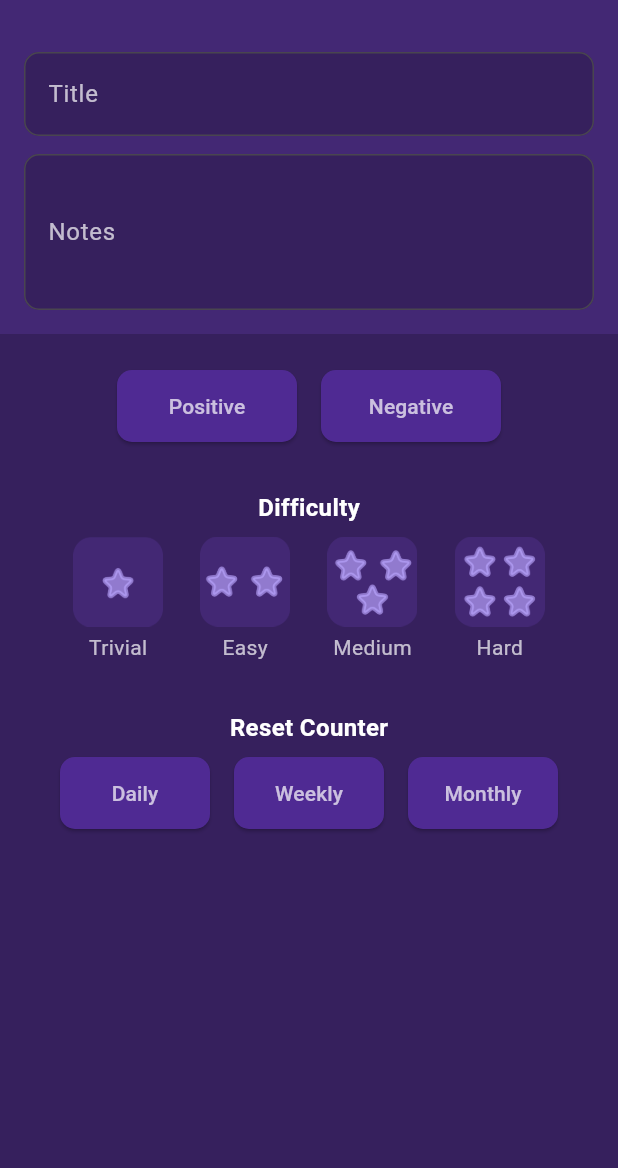
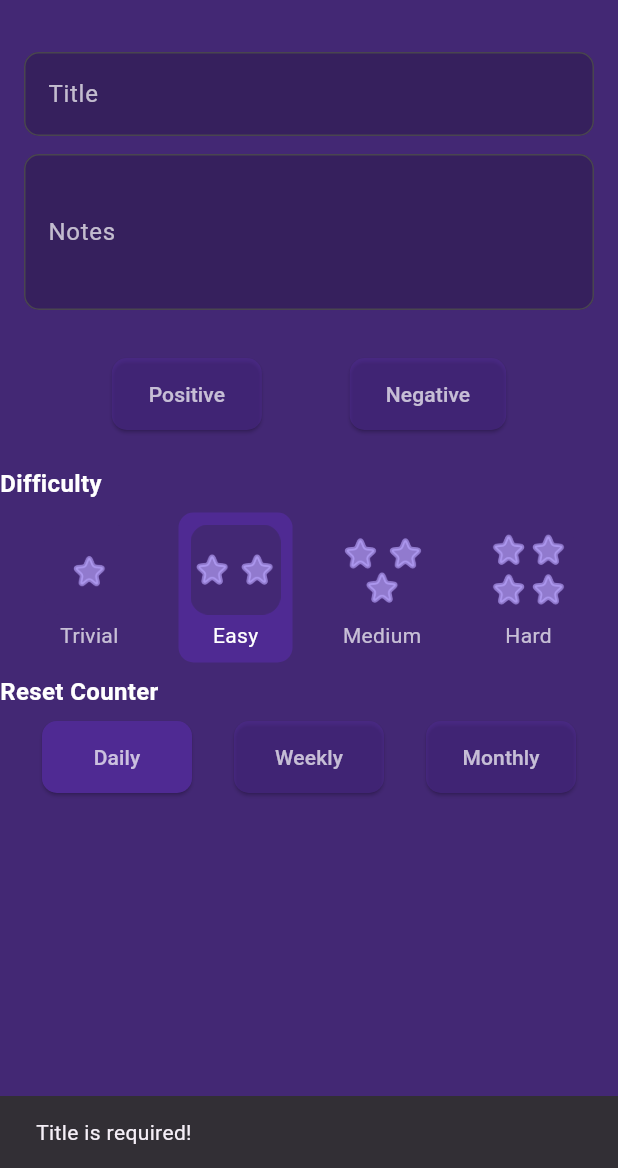
Before and after one commit to loppiko/habbitapp, a Flutter app: the AddHabitScreen screen opened directly, after a tap on "Save", on a phone screen of 412 x 824 dp, the part 68-1236 px from its top. Run offline on Flutter 3.47's test engine with Material 3 defaults, Android fonts, the phone set to English and light mode, and no system bars; our stand-ins replace fl_chart.

Commit message:
adding functional habit add screen

```diff
--- a/lib/features/habit_view/add_habit_view.dart
+++ b/lib/features/habit_view/add_habit_view.dart
@@ -1,22 +1,110 @@
 import 'package:flutter/material.dart';
 import 'package:habbitapp/shared/consts/habitica_colors.dart';
+import 'package:habbitapp/shared/tasks/habits/habit.dart';
+import 'package:habbitapp/shared/tasks/habits/habit_repository.dart';
+import 'package:provider/provider.dart';
 
-class AddHabitScreen extends StatelessWidget {
+class AddHabitScreen extends StatefulWidget {
+  @override
+  _AddHabitScreenState createState() => _AddHabitScreenState();
+}
+
+
+class _AddHabitScreenState extends State<AddHabitScreen> {
+  final TextEditingController titleController = TextEditingController();
+  final TextEditingController notesController = TextEditingController();
+  String? selectedDifficulty = "Easy"; // Default value
+  bool isPositive = false;
+  bool isNegative = false;
+  String selectedReset = "daily"; // Default reset option
+
+  void handleSave(BuildContext context) {
+    final String title = titleController.text.trim();
+
+    if (title.isEmpty) {
+      ScaffoldMessenger.of(context).showSnackBar(
+        SnackBar(content: Text('Title is required!')),
+      );
+      return;
+    }
+
+    double priority = 1.0;
+    switch (selectedDifficulty) {
+      case "Trivial":
+        priority = 0.1;
+        break;
+      case "Easy":
+        priority = 1.0;
+        break;
+      case "Medium":
+        priority = 1.5;
+        break;
+      case "Hard":
+        priority = 2.0;
+        break;
+    }
+
+    final newHabit = Habit(
+      text: title,
+      notes: notesController.text.trim(),
+      priority: priority,
+      up: isPositive,
+      down: isNegative,
+      frequency: selectedReset,
+    );
+
+    final habitRepository = Provider.of<HabitRepository>(context, listen: false);
+    habitRepository.append(newHabit);
+
+    Navigator.of(context).pop();
+  }
+
+  void onDifficultySelected(String difficulty) {
+    setState(() {
+      selectedDifficulty = difficulty;
+    });
+  }
+
+  void onResetSelected(String reset) {
+    setState(() {
+      selectedReset = reset;
+    });
+  }
+
   @override
   Widget build(BuildContext context) {
     return Scaffold(
-      backgroundColor: HabiticaColors.purple100, // Tło aplikacji
+      backgroundColor: HabiticaColors.purple100,
       body: SafeArea(
         child: Column(
           children: [
-            // Górny panel
-            UpperPanel(),
-
-            // Środkowy panel
-            MiddlePanel(),
-
-            // Dolny panel
-            Expanded(child: BottomPanel()),
+            UpperPanel(onSave: () => handleSave(context)),
+            MiddlePanel(
+              titleController: titleController,
+              notesController: notesController,
+            ),
+            PositiveNegativeButtons(
+              isPositive: isPositive,
+              isNegative: isNegative,
+              onPositiveToggle: () {
+                setState(() {
+                  isPositive = !isPositive;
+                });
+              },
+              onNegativeToggle: () {
+                setState(() {
+                  isNegative = !isNegative;
+                });
+              },
+            ),
+            DifficultyButtons(
+              selectedDifficulty: selectedDifficulty,
+              onDifficultySelected: onDifficultySelected,
+            ),
+            ResetCounterButtons(
+              selectedReset: selectedReset,
+              onResetSelected: onResetSelected,
+            ),
           ],
         ),
       ),
@@ -24,10 +112,11 @@ class AddHabitScreen extends StatelessWidget {
   }
 }
 
+class UpperPanel extends StatelessWidget {
+  final VoidCallback onSave;
 
+  const UpperPanel({required this.onSave});
 
-// Upper Panel - Znak wyjścia i przycisk zapisu
-class UpperPanel extends StatelessWidget {
   @override
   Widget build(BuildContext context) {
     return Padding(
@@ -40,9 +129,7 @@ class UpperPanel extends StatelessWidget {
             onPressed: () => Navigator.of(context).pop(),
           ),
           TextButton(
-            onPressed: () {
-              // Logika zapisu
-            },
+            onPressed: onSave,
             child: const Text(
               'Save',
               style: TextStyle(
@@ -58,8 +145,15 @@ class UpperPanel extends StatelessWidget {
   }
 }
 
-// Middle Panel - Tytuł i Notatki
 class MiddlePanel extends StatelessWidget {
+  final TextEditingController titleController;
+  final TextEditingController notesController;
+
+  const MiddlePanel({
+    required this.titleController,
+    required this.notesController,
+  });
+
   @override
   Widget build(BuildContext context) {
     return Padding(
@@ -67,6 +161,7 @@ class MiddlePanel extends StatelessWidget {
       child: Column(
         children: [
           TextField(
+            controller: titleController,
             decoration: InputDecoration(
               labelText: "Title",
               filled: true,
@@ -80,6 +175,7 @@ class MiddlePanel extends StatelessWidget {
           ),
           const SizedBox(height: 12),
           TextField(
+            controller: notesController,
             maxLines: 3,
             decoration: InputDecoration(
               labelText: "Notes",
@@ -98,135 +194,164 @@ class MiddlePanel extends StatelessWidget {
   }
 }
 
-// Bottom Panel - Checklist, Difficulty i Scheduling
-class BottomPanel extends StatelessWidget {
+class PositiveNegativeButtons extends StatelessWidget {
+  final bool isPositive;
+  final bool isNegative;
+  final VoidCallback onPositiveToggle;
+  final VoidCallback onNegativeToggle;
+
+  const PositiveNegativeButtons({
+    required this.isPositive,
+    required this.isNegative,
+    required this.onPositiveToggle,
+    required this.onNegativeToggle,
+  });
+
   @override
   Widget build(BuildContext context) {
-    return Container(
-      color: HabiticaColors.purple50, // Nowy kolor tła dla bottom panel
-      padding: const EdgeInsets.all(24.0), // Powiększony padding wewnątrz panelu
-      child: SingleChildScrollView(
-        child: Column(
-          crossAxisAlignment: CrossAxisAlignment.center,
+    return Padding(
+      padding: const EdgeInsets.all(16.0),
+      child: Row(
+        mainAxisAlignment: MainAxisAlignment.spaceEvenly,
         children: [
-            // Positive i Negative przyciski
-            Row(
-              mainAxisAlignment: MainAxisAlignment.center,
-              children: [
-                ElevatedButton(
-                  onPressed: () {
-                    // Logika dla Positive
-                  },
-                  style: ElevatedButton.styleFrom(
-                    backgroundColor: HabiticaColors.purple200,
-                    shape: RoundedRectangleBorder(
-                      borderRadius: BorderRadius.circular(10),
+          ChoiceButton(
+            label: "Positive",
+            isSelected: isPositive,
+            onTap: onPositiveToggle,
           ),
-                    minimumSize: Size(120, 48),
-                  ),
-                  child: const Text(
-                      "Positive",
-                      style: TextStyle(color: Colors.white70)
-                  ),
-                ),
-                const SizedBox(width: 16),
-                ElevatedButton(
-                  onPressed: () {
-                    // Logika dla Negative
-                  },
-                  style: ElevatedButton.styleFrom(
-                    backgroundColor: HabiticaColors.purple200,
-                    shape: RoundedRectangleBorder(
-                      borderRadius: BorderRadius.circular(10),
-                    ),
-                    minimumSize: Size(120, 48),
-                  ),
-                  child: const Text(
-                      "Negative",
-                      style: TextStyle(color: Colors.white70)
-                  ),
+          ChoiceButton(
+            label: "Negative",
+            isSelected: isNegative,
+            onTap: onNegativeToggle,
           ),
         ],
       ),
-            const SizedBox(height: 24),
+    );
+  }
+}
 
-            // Difficulty
+class DifficultyButtons extends StatelessWidget {
+  final String? selectedDifficulty;
+  final Function(String) onDifficultySelected;
+
+  const DifficultyButtons({
+    required this.selectedDifficulty,
+    required this.onDifficultySelected,
+  });
+
+  @override
+  Widget build(BuildContext context) {
+    return Column(
+      crossAxisAlignment: CrossAxisAlignment.start,
+      children: [
+        const SizedBox(width: 12),
         SectionTitle(title: "Difficulty"),
         Row(
           mainAxisAlignment: MainAxisAlignment.spaceEvenly,
           children: [
-                DifficultyButton(label: "Trivial", imagePath: 'assets/images/stars/Trivial.png'),
-                DifficultyButton(label: "Easy", imagePath: 'assets/images/stars/Easy.png'),
-                DifficultyButton(label: "Medium", imagePath: 'assets/images/stars/Medium.png'),
-                DifficultyButton(label: "Hard", imagePath: 'assets/images/stars/Hard.png'),
+            DifficultyButton(
+              label: "Trivial",
+              imagePath: 'assets/images/stars/Trivial.png',
+              isSelected: selectedDifficulty == "Trivial",
+              onSelect: () => onDifficultySelected("Trivial"),
+            ),
+            DifficultyButton(
+              label: "Easy",
+              imagePath: 'assets/images/stars/Easy.png',
+              isSelected: selectedDifficulty == "Easy",
+              onSelect: () => onDifficultySelected("Easy"),
+            ),
+            DifficultyButton(
+              label: "Medium",
+              imagePath: 'assets/images/stars/Medium.png',
+              isSelected: selectedDifficulty == "Medium",
+              onSelect: () => onDifficultySelected("Medium"),
+            ),
+            DifficultyButton(
+              label: "Hard",
+              imagePath: 'assets/images/stars/Hard.png',
+              isSelected: selectedDifficulty == "Hard",
+              onSelect: () => onDifficultySelected("Hard"),
+            ),
           ],
         ),
-            const SizedBox(height: 24),
+      ],
+    );
+  }
+}
 
-            // Reset Counter
+class ResetCounterButtons extends StatelessWidget {
+  final String? selectedReset;
+  final Function(String) onResetSelected;
+
+  const ResetCounterButtons({
+    required this.selectedReset,
+    required this.onResetSelected,
+  });
+
+  @override
+  Widget build(BuildContext context) {
+    return Column(
+      crossAxisAlignment: CrossAxisAlignment.start,
+      children: [
         SectionTitle(title: "Reset Counter"),
         Row(
           mainAxisAlignment: MainAxisAlignment.spaceEvenly,
           children: [
-                ElevatedButton(
-                  onPressed: () {
-                    // Logika dla Daily
-                  },
-                  style: ElevatedButton.styleFrom(
-                    backgroundColor: HabiticaColors.purple200,
-                    shape: RoundedRectangleBorder(
-                      borderRadius: BorderRadius.circular(10),
+            ChoiceButton(
+              label: "Daily",
+              isSelected: selectedReset == "daily",
+              onTap: () => onResetSelected("daily"),
             ),
-                    minimumSize: Size(100, 48),
+            ChoiceButton(
+              label: "Weekly",
+              isSelected: selectedReset == "weekly",
+              onTap: () => onResetSelected("weekly"),
             ),
-                  child: const Text(
-                      "Daily",
-                      style: TextStyle(color: Colors.white70)
-                  )
-                ),
-                ElevatedButton(
-                  onPressed: () {
-                    // Logika dla Weekly
-                  },
-                  style: ElevatedButton.styleFrom(
-                    backgroundColor: HabiticaColors.purple200,
-                    shape: RoundedRectangleBorder(
-                      borderRadius: BorderRadius.circular(10),
-                    ),
-                    minimumSize: Size(100, 48),
-                  ),
-                    child: const Text(
-                        "Weekly",
-                        style: TextStyle(color: Colors.white70)
-                    )
-                ),
-                ElevatedButton(
-                  onPressed: () {
-                    // Logika dla Monthly
-                  },
-                  style: ElevatedButton.styleFrom(
-                    backgroundColor: HabiticaColors.purple200,
-                    shape: RoundedRectangleBorder(
-                      borderRadius: BorderRadius.circular(10),
-                    ),
-                    minimumSize: Size(100, 48),
-                  ),
-                    child: const Text(
-                        "Monthly",
-                        style: TextStyle(color: Colors.white70)
-                    )
+            ChoiceButton(
+              label: "Monthly",
+              isSelected: selectedReset == "monthly",
+              onTap: () => onResetSelected("monthly"),
             ),
           ],
         ),
       ],
-        ),
-      ),
     );
   }
 }
-// Pomocniczy widget tytułu sekcji
+
+class ChoiceButton extends StatelessWidget {
+  final String label;
+  final bool isSelected;
+  final VoidCallback onTap;
+
+  const ChoiceButton({
+    Key? key,
+    required this.label,
+    required this.isSelected,
+    required this.onTap,
+  }) : super(key: key);
+
+  @override
+  Widget build(BuildContext context) {
+    return ElevatedButton(
+      onPressed: onTap,
+      style: ElevatedButton.styleFrom(
+        backgroundColor: isSelected ? HabiticaColors.purple200 : HabiticaColors.purple200.withValues(alpha: 0.5),
+        shape: RoundedRectangleBorder(
+          borderRadius: BorderRadius.circular(10),
+        ),
+        minimumSize: const Size(100, 48),
+      ),
+      child: Text(label, style: const TextStyle(color: Colors.white70)),
+    );
+  }
+}
+
+
 class SectionTitle extends StatelessWidget {
   final String title;
+
   const SectionTitle({Key? key, required this.title}) : super(key: key);
 
   @override
@@ -245,28 +370,47 @@ class SectionTitle extends StatelessWidget {
   }
 }
 
-// Przycisk trudności z obrazkami
 class DifficultyButton extends StatelessWidget {
   final String label;
   final String imagePath;
+  final bool isSelected;
+  final VoidCallback onSelect;
 
   const DifficultyButton({
     Key? key,
     required this.label,
     required this.imagePath,
+    required this.isSelected,
+    required this.onSelect,
   }) : super(key: key);
 
   @override
   Widget build(BuildContext context) {
-    return Column(
+    return MouseRegion(
+      cursor: SystemMouseCursors.click,
+      child: GestureDetector(
+        onTap: onSelect,
+        child: AnimatedContainer(
+          duration: Duration(milliseconds: 200),
+          padding: EdgeInsets.all(8),
+          decoration: BoxDecoration(
+            borderRadius: BorderRadius.circular(10),
+            color: isSelected ? HabiticaColors.purple200 : Colors.transparent,
+          ),
+          child: Column(
             children: [
               Image.asset(imagePath, height: 60),
               const SizedBox(height: 4),
               Text(
                 label,
-          style: const TextStyle(color: Colors.white70),
+                style: TextStyle(
+                  color: isSelected ? Colors.white : Colors.white70,
+                ),
               ),
             ],
+          ),
+        ),
+      ),
     );
   }
 }
--- a/lib/features/todo_view/add_todo_view.dart
+++ b/lib/features/todo_view/add_todo_view.dart
@@ -31,7 +31,7 @@ class _AddTodoScreenState extends State<AddTodoScreen> {
     double priority = 1.0;
     switch (selectedDifficulty) {
       case "Trivial":
-        priority = 0.5;
+        priority = 0.1;
         break;
       case "Easy":
         priority = 1.0;
--- a/lib/shared/tasks/habits/habit.dart
+++ b/lib/shared/tasks/habits/habit.dart
@@ -4,7 +4,7 @@ import 'package:habbitapp/shared/consts/habitica_colors.dart';
 import 'package:habbitapp/shared/tasks/sub_tasks/sub_tasks.dart';
 
 class Habit {
-  final String _id;
+  String _id;
   String _text, _frequency, _notes;
   int _counterUp, _counterDown;
   double _priority;
@@ -18,9 +18,10 @@ class Habit {
 
 
 
-  Habit(this._id, { String text = "", String notes = "", String frequency = "", int counterUp = 0, int counterDown = 0, double priority = 1.0, bool up = true, bool down = true,
+  Habit({String id = "", String text = "", String notes = "", String frequency = "", int counterUp = 0, int counterDown = 0, double priority = 1.0, bool up = true, bool down = true,
     Map<String, SubTask>? checklist, DateTime? creationDate})
-      : _text = text,
+      : _id = id,
+        _text = text,
         _notes = notes,
         _frequency = frequency,
         _counterUp = counterUp,
@@ -55,6 +56,10 @@ class Habit {
   Color get rightCircleColor => _rightCircleColor;
 
 
+  set id(String id) {
+    _id = id;
+  }
+
 
   List<Color> calculateColors(int counterUp, int counterDown, bool up, bool down) {
     int progress;
@@ -86,15 +91,17 @@ class Habit {
       return [activeColors[0], activeColors[1], activeColors[0], activeColors[1]];
     } else if (up) {
       return [activeColors[0], activeColors[1], HabiticaColors.gray300, HabiticaColors.gray400];
+    } else if (down) {
+      return [HabiticaColors.gray300, HabiticaColors.gray400, activeColors[0], activeColors[1]];
     } else {
-      return [HabiticaColors.gray300, HabiticaColors.gray400, activeColors[0], activeColors[1]];
+      return [HabiticaColors.gray300, HabiticaColors.gray400, HabiticaColors.gray300, HabiticaColors.gray400];
     }
   }
 
 
   static Habit createFromJsonResponse(Map<String, dynamic> input) {
     return Habit(
-        input['_id'],
+        id: input['_id'],
         text: input['text'],
         frequency: input['frequency'],
         notes: input['notes'],
@@ -108,4 +115,28 @@ class Habit {
   }
 
 
+  Map<String, dynamic> toJson(bool addId) {
+    final Map<String, dynamic> data = {};
+
+    if (_id.isNotEmpty && addId) data['_id'] = _id;
+    data['type'] = "habit";
+    data['text'] = _text;
+    data['notes'] = _notes;
+    data['frequency'] = _frequency;
+    data['up'] = _up;
+    data['down'] = _down;
+    data['counterUp'] = _counterUp;
+    data['counterDown'] = _counterDown;
+    data['priority'] = _priority;
+    if (_creationDate != null) data['creationDate'] = _creationDate.toString();
+
+    if (checklist.isNotEmpty) {
+      final List<Map<String, dynamic>> subTaskList = [];
+      _checklist.forEach((key, val) => subTaskList.add(val.toJson()));
+      data['checklist'] = subTaskList;
+    }
+
+    return data;
+  }
+
 }
--- a/lib/shared/tasks/habits/habit_repository.dart
+++ b/lib/shared/tasks/habits/habit_repository.dart
@@ -8,9 +8,25 @@ class HabitRepository extends ChangeNotifier {
   List<Habit> get habits => List.unmodifiable(_habits);
 
 
-  void append(Habit todo) {
-    _habits.add(todo);
-    notifyListeners();
+  Future<void> append(Habit habit) async {
+    try {
+      Map<String, dynamic> response = await ApiService.addTask(habit.toJson(false));
+
+      if (response.containsKey('error')) {
+        throw response['error'];
+      } else {
+        if (response.containsKey('data') && response['data'].containsKey('id') && response['data']['id'] is String){
+          habit.id = response['data']['id'];
+        } else {
+          print("Response does not contain 'id'?");
+        }
+        _habits.add(habit);
+        notifyListeners();
+      }
+
+    } catch (e) {
+      print(e);
+    }
   }
 
 
@@ -20,7 +36,7 @@ class HabitRepository extends ChangeNotifier {
 
       if (response.containsKey("data")) {
         for (Map<String, dynamic> jsonHabit in response["data"]) {
-          append(Habit.createFromJsonResponse(jsonHabit));
+          _habits.add(Habit.createFromJsonResponse(jsonHabit));
         }
       } else {
         print("Unexpected response $response");
--- a/lib/shared/tasks/todos/todo_repository.dart
+++ b/lib/shared/tasks/todos/todo_repository.dart
@@ -15,8 +15,8 @@ class TodosRepository extends ChangeNotifier {
       if (response.containsKey('error')) {
         throw response['error'];
       } else {
-        if (response.containsKey('id') && response['id'] is String){
-          todo.id = response['id'];
+        if (response.containsKey('data') && response['data'].containsKey('id') && response['data']['id'] is String){
+          todo.id = response['data']['id'];
         } else {
           print("Response does not contain 'id'?");
         }
```
Lines whose indentation alone changed are shown as unchanged.
